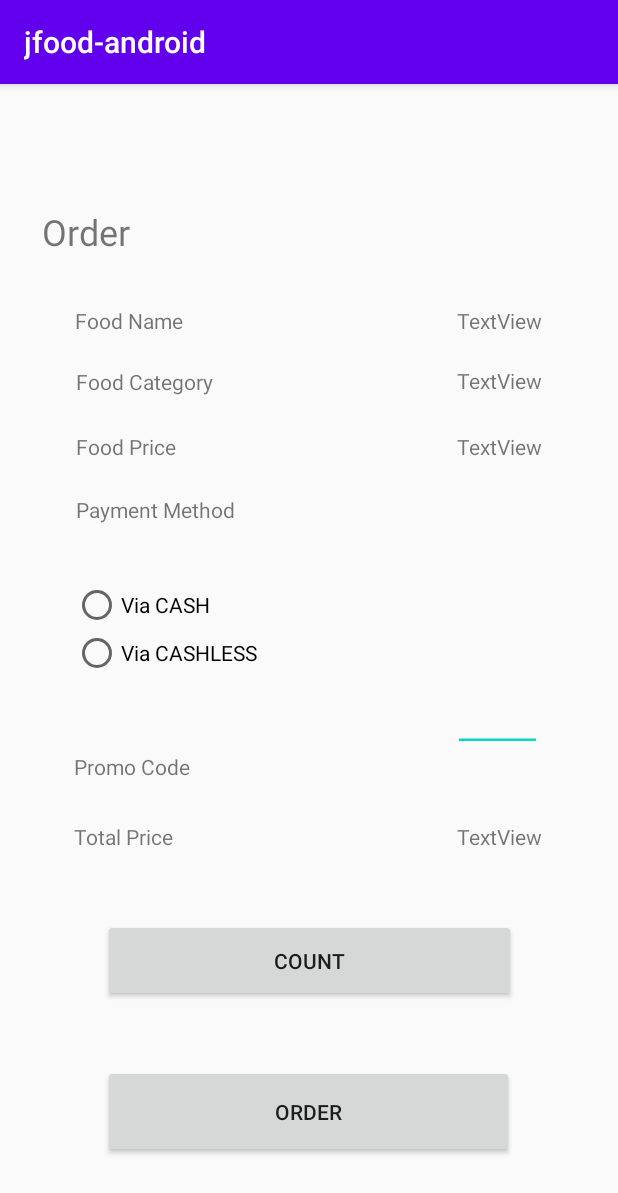
After one commit to warihsuryono/jfoods, an Android app: the BuatPesananActivity screen opened directly, with no data from a screen before it, on a phone screen of 412 x 824 dp. The commit adds this screen. Shown: the top 1193 px of the screen. Run offline under Robolectric (Android 15) with nearby library versions, the phone set to English and light mode, and no system bars; our stand-ins replace Volley; network calls fail.

Commit message:
Tugas 2 (point:a,b,c,d,e)

```diff
--- a/JFood-master/src/main/java/AmandaNurOktaviani/JFood/Customer.java
+++ b/JFood-master/src/main/java/AmandaNurOktaviani/JFood/Customer.java
@@ -43,7 +43,7 @@ public class Customer
         String passwordRegex = "^(?=.*[0-9])(?=.*[a-z])(?=.*[A-Z]).{6,}$";
         Pattern passwordPattern = Pattern.compile(passwordRegex);
         Matcher passwordMatcher = passwordPattern.matcher(password);
-        if (passwordMatcher.matches())
+        if (passwordMatcher.matches() || true)
         {
             this.password = password;
         }
@@ -103,7 +103,7 @@ public class Customer
         String passwordRegex = "^(?=.*[0-9])(?=.*[a-z])(?=.*[A-Z]).{6,}$";
         Pattern passwordPattern = Pattern.compile(passwordRegex);
         Matcher passwordMatcher = passwordPattern.matcher(password);
-        if (passwordMatcher.matches())
+        if (passwordMatcher.matches() || true)
         {
             this.password = password;
         }
--- a/JFood-master/src/main/java/AmandaNurOktaviani/JFood/DatabaseCustomerPostgre.java
+++ b/JFood-master/src/main/java/AmandaNurOktaviani/JFood/DatabaseCustomerPostgre.java
@@ -56,7 +56,7 @@ public class DatabaseCustomerPostgre {
             String sql = "SELECT id FROM customers  WHERE email='"+ customer.getEmail() +"'";
             ResultSet customers = stmt.executeQuery(sql);
             if(!customers.next()) { //cek apakah email sudah ada di table customers, jika belum insert sellers
-                sql = "INSERT INTO customers (nama,email,password,token,created_at) VALUES ('" + customer.getName() + "','" + customer.getEmail() + "','" + customer.getPassword() + "','',CURRENT_TIMESTAMP);";
+                sql = "INSERT INTO customers (nama,email,password,created_at) VALUES ('" + customer.getName() + "','" + customer.getEmail() + "','" + customer.getPassword() + "',CURRENT_TIMESTAMP);";
                 PreparedStatement prest;
                 prest = conn.prepareStatement(sql, Statement.RETURN_GENERATED_KEYS);
                 prest.executeUpdate();
@@ -66,6 +66,7 @@ public class DatabaseCustomerPostgre {
                 }
             } else {
                 lastId = customers.getInt("id");
+                return false;
             }
         } catch (Exception e) { }
         return true;
--- a/JFood-master/src/main/java/AmandaNurOktaviani/JFood/JFood.java
+++ b/JFood-master/src/main/java/AmandaNurOktaviani/JFood/JFood.java
@@ -11,13 +11,13 @@ public class JFood
       Location location = new Location("Jakarta Pusat", "DKI Jakarta", "Lokasi");
       DatabaseSeller.addSeller(new Seller(DatabaseSeller.getLastId()+1, "Amanda", "oktaamanda@gmail.com", "08176744313", location));
       try {
-         DatabaseFood.addFood(new Food(DatabaseFood.getLastId() + 1, "Ramen Enak", DatabaseSeller.getSellerById(1), 50000, FoodCategory.Noodles));
+         DatabaseFoodPostgre.addFood(new Food(DatabaseFoodPostgre.getLastId() + 1, "Ramen Enak", DatabaseSeller.getSellerById(1), 50000, FoodCategory.Noodles));
       }
       catch (SellerNotFoundException e){
          System.out.println(e.getMessage());
       }
       try {
-         DatabaseFood.addFood(new Food(DatabaseFood.getLastId() + 1, "Mie Ayam", DatabaseSeller.getSellerById(1), 20000, FoodCategory.Noodles));
+         DatabaseFoodPostgre.addFood(new Food(DatabaseFoodPostgre.getLastId() + 1, "Mie Ayam", DatabaseSeller.getSellerById(1), 20000, FoodCategory.Noodles));
       }
       catch (SellerNotFoundException e){
          System.out.println(e.getMessage());
--- a/JFood-master/src/main/java/AmandaNurOktaviani/JFood/controller/CustomerController.java
+++ b/JFood-master/src/main/java/AmandaNurOktaviani/JFood/controller/CustomerController.java
@@ -32,7 +32,8 @@ public class CustomerController {
         Customer customer = new Customer(DatabaseCustomerPostgre.getLastId()+1, name, email, password);
         try {
 //            DatabaseCustomer.addCustomer(customer);
-            DatabaseCustomerPostgre.insertCustomer(customer);
+            if(!DatabaseCustomerPostgre.insertCustomer(customer))
+                throw new EmailAlreadyExistsException(customer);
         } catch (EmailAlreadyExistsException e) {
             e.getMessage();
             return null;
--- a/jfood-android-master/app/src/main/AndroidManifest.xml
+++ b/jfood-android-master/app/src/main/AndroidManifest.xml
@@ -14,6 +14,7 @@
         android:usesCleartextTraffic="true">
         <activity android:name=".MainActivity"></activity>
         <activity android:name=".RegisterActivity" />
+        <activity android:name=".BuatPesananActivity" />
         <activity android:name=".LoginActivity">
             <intent-filter>
                 <action android:name="android.intent.action.MAIN" />
--- /dev/null
+++ b/jfood-android-master/app/src/main/java/amanda/nur/jfood_android/BuatPesananActivity.java
@@ -0,0 +1,83 @@
+package amanda.nur.jfood_android;
+
+import androidx.appcompat.app.AlertDialog;
+import androidx.appcompat.app.AppCompatActivity;
+
+import android.content.Intent;
+import android.os.Bundle;
+
+import com.android.volley.RequestQueue;
+import com.android.volley.Response;
+import com.android.volley.toolbox.Volley;
+
+import org.json.JSONArray;
+import org.json.JSONException;
+import org.json.JSONObject;
+
+import java.util.ArrayList;
+
+public class BuatPesananActivity extends AppCompatActivity {
+    int currentUserId;
+    int id_food;
+    String foodName;
+    String foodCategory;
+    double foodPrice;
+    int promoCode;
+    String selectedPayment;
+    @Override
+    protected void onCreate(Bundle savedInstanceState) {
+        super.onCreate(savedInstanceState);
+        setContentView(R.layout.activity_buat_pesanan);
+
+        Intent intent= getIntent();
+        Bundle b = intent.getExtras();
+        if(b!=null) {
+            currentUserId = (int) b.get("customerId");
+            id_food = (int) b.get("foodId");
+            getFood(id_food);
+        }
+
+    }
+
+    protected void getFood(int id_food) {
+        Response.Listener<String> responseListener = new Response.Listener<String>() {
+            @Override
+            public void onResponse(String response) {
+                try {
+                    JSONObject jsonObject = new JSONObject(response);
+                    if( jsonObject != null){
+                        AlertDialog.Builder builder1 = new AlertDialog.Builder(BuatPesananActivity.this);
+
+                        JSONObject food = jsonObject;
+                        JSONObject seller = food.getJSONObject("seller");
+                        JSONObject location = seller.getJSONObject("location");
+
+                        Location newLocation = new Location(
+                                location.getString("province"),
+                                location.getString("description"),
+                                location.getString("city")
+                        );
+
+                        Seller newSeller = new Seller(
+                                seller.getInt("id"),
+                                seller.getString("name"),
+                                seller.getString("email"),
+                                seller.getString("phoneNumber"),
+                                newLocation
+                        );
+
+                        Food selectedFood = new Food(food.getInt("id"), food.getString("name"), newSeller, food.getInt("price"), food.getString("category"));
+                    }
+                }
+                catch (JSONException e) {
+                    AlertDialog.Builder builder = new AlertDialog.Builder(BuatPesananActivity.this);
+                    builder.setMessage("Load Data Failed.").create().show();
+                }
+            }
+        };
+
+        FoodRequest foodRequest = new FoodRequest(id_food,responseListener);
+        RequestQueue queue = Volley.newRequestQueue(BuatPesananActivity.this);
+        queue.add(foodRequest);
+    }
+}
--- a/jfood-android-master/app/src/main/java/amanda/nur/jfood_android/RegisterActivity.java
+++ b/jfood-android-master/app/src/main/java/amanda/nur/jfood_android/RegisterActivity.java
@@ -49,7 +49,7 @@ public class RegisterActivity extends AppCompatActivity {
                         }
                         catch (JSONException e)
                         {
-                            Toast.makeText(RegisterActivity.this,"Register Failed", Toast.LENGTH_LONG).show();
+                            Toast.makeText(RegisterActivity.this,"Register Failed : Email already exist", Toast.LENGTH_LONG).show();
                         }
                     }
                 };
--- /dev/null
+++ b/jfood-android-master/app/src/main/res/layout/activity_buat_pesanan.xml
@@ -0,0 +1,201 @@
+<?xml version="1.0" encoding="utf-8"?>
+<androidx.constraintlayout.widget.ConstraintLayout xmlns:android="http://schemas.android.com/apk/res/android"
+    xmlns:app="http://schemas.android.com/apk/res-auto"
+    xmlns:tools="http://schemas.android.com/tools"
+    android:layout_width="match_parent"
+    android:layout_height="match_parent"
+    tools:context=".BuatPesananActivity">
+
+    <TextView
+        android:id="@+id/staticFoodName"
+        android:layout_width="wrap_content"
+        android:layout_height="wrap_content"
+        android:text="Food Name"
+        app:layout_constraintBottom_toBottomOf="parent"
+        app:layout_constraintEnd_toEndOf="parent"
+        app:layout_constraintHorizontal_bias="0.148"
+        app:layout_constraintStart_toStartOf="parent"
+        app:layout_constraintTop_toTopOf="parent"
+        app:layout_constraintVertical_bias="0.198" />
+
+    <TextView
+        android:id="@+id/staticCategory"
+        android:layout_width="wrap_content"
+        android:layout_height="wrap_content"
+        android:text="Food Category"
+        app:layout_constraintBottom_toBottomOf="parent"
+        app:layout_constraintEnd_toEndOf="parent"
+        app:layout_constraintHorizontal_bias="0.157"
+        app:layout_constraintStart_toStartOf="parent"
+        app:layout_constraintTop_toTopOf="parent"
+        app:layout_constraintVertical_bias="0.252" />
+
+    <TextView
+        android:id="@+id/staticPrice"
+        android:layout_width="wrap_content"
+        android:layout_height="wrap_content"
+        android:text="Food Price"
+        app:layout_constraintBottom_toBottomOf="parent"
+        app:layout_constraintEnd_toEndOf="parent"
+        app:layout_constraintHorizontal_bias="0.146"
+        app:layout_constraintStart_toStartOf="parent"
+        app:layout_constraintTop_toTopOf="parent"
+        app:layout_constraintVertical_bias="0.31" />
+
+    <TextView
+        android:id="@+id/staticPayMethod"
+        android:layout_width="wrap_content"
+        android:layout_height="wrap_content"
+        android:text="Payment Method"
+        app:layout_constraintBottom_toBottomOf="parent"
+        app:layout_constraintEnd_toEndOf="parent"
+        app:layout_constraintHorizontal_bias="0.165"
+        app:layout_constraintStart_toStartOf="parent"
+        app:layout_constraintTop_toTopOf="parent"
+        app:layout_constraintVertical_bias="0.366" />
+
+    <TextView
+        android:id="@+id/food_price"
+        android:layout_width="wrap_content"
+        android:layout_height="wrap_content"
+        android:text="TextView"
+        app:layout_constraintBottom_toBottomOf="parent"
+        app:layout_constraintEnd_toEndOf="parent"
+        app:layout_constraintHorizontal_bias="0.857"
+        app:layout_constraintStart_toStartOf="parent"
+        app:layout_constraintTop_toTopOf="parent"
+        app:layout_constraintVertical_bias="0.31" />
+
+    <TextView
+        android:id="@+id/food_name"
+        android:layout_width="wrap_content"
+        android:layout_height="wrap_content"
+        android:text="TextView"
+        app:layout_constraintBottom_toBottomOf="parent"
+        app:layout_constraintEnd_toEndOf="parent"
+        app:layout_constraintHorizontal_bias="0.857"
+        app:layout_constraintStart_toStartOf="parent"
+        app:layout_constraintTop_toTopOf="parent"
+        app:layout_constraintVertical_bias="0.198" />
+
+    <TextView
+        android:id="@+id/food_category"
+        android:layout_width="wrap_content"
+        android:layout_height="wrap_content"
+        android:text="TextView"
+        app:layout_constraintBottom_toBottomOf="parent"
+        app:layout_constraintEnd_toEndOf="parent"
+        app:layout_constraintHorizontal_bias="0.857"
+        app:layout_constraintStart_toStartOf="parent"
+        app:layout_constraintTop_toTopOf="parent"
+        app:layout_constraintVertical_bias="0.251" />
+
+    <TextView
+        android:id="@+id/staticTotalPrice"
+        android:layout_width="wrap_content"
+        android:layout_height="wrap_content"
+        android:text="Total Price"
+        app:layout_constraintBottom_toBottomOf="parent"
+        app:layout_constraintEnd_toEndOf="parent"
+        app:layout_constraintHorizontal_bias="0.143"
+        app:layout_constraintStart_toStartOf="parent"
+        app:layout_constraintTop_toTopOf="parent"
+        app:layout_constraintVertical_bias="0.657" />
+
+    <TextView
+        android:id="@+id/total_price"
+        android:layout_width="wrap_content"
+        android:layout_height="wrap_content"
+        android:text="TextView"
+        app:layout_constraintBottom_toBottomOf="parent"
+        app:layout_constraintEnd_toEndOf="parent"
+        app:layout_constraintHorizontal_bias="0.857"
+        app:layout_constraintStart_toStartOf="parent"
+        app:layout_constraintTop_toTopOf="parent"
+        app:layout_constraintVertical_bias="0.657" />
+
+    <EditText
+        android:id="@+id/promo_code"
+        android:layout_width="59dp"
+        android:layout_height="20dp"
+        android:ems="10"
+        android:inputType="textPersonName"
+        app:layout_constraintBottom_toBottomOf="parent"
+        app:layout_constraintEnd_toEndOf="parent"
+        app:layout_constraintHorizontal_bias="0.857"
+        app:layout_constraintStart_toStartOf="parent"
+        app:layout_constraintTop_toTopOf="parent"
+        app:layout_constraintVertical_bias="0.568" />
+
+    <TextView
+        android:id="@+id/textCode"
+        android:layout_width="wrap_content"
+        android:layout_height="wrap_content"
+        android:text="Promo Code"
+        app:layout_constraintBottom_toBottomOf="parent"
+        app:layout_constraintEnd_toEndOf="parent"
+        app:layout_constraintHorizontal_bias="0.148"
+        app:layout_constraintStart_toStartOf="parent"
+        app:layout_constraintTop_toTopOf="parent"
+        app:layout_constraintVertical_bias="0.595" />
+
+    <RadioGroup
+        android:layout_width="173dp"
+        android:layout_height="64dp"
+        app:layout_constraintBottom_toBottomOf="parent"
+        app:layout_constraintEnd_toEndOf="parent"
+        app:layout_constraintHorizontal_bias="0.204"
+        app:layout_constraintStart_toStartOf="parent"
+        app:layout_constraintTop_toTopOf="parent"
+        app:layout_constraintVertical_bias="0.471">
+
+        <RadioButton
+            android:id="@+id/cash"
+            android:layout_width="match_parent"
+            android:layout_height="wrap_content"
+            android:text="Via CASH" />
+
+        <RadioButton
+            android:id="@+id/cashless"
+            android:layout_width="match_parent"
+            android:layout_height="wrap_content"
+            android:text="Via CASHLESS" />
+    </RadioGroup>
+
+    <Button
+        android:id="@+id/pesan"
+        android:layout_width="274dp"
+        android:layout_height="62dp"
+        android:text="ORDER"
+        app:layout_constraintBottom_toBottomOf="parent"
+        app:layout_constraintEnd_toEndOf="parent"
+        app:layout_constraintHorizontal_bias="0.496"
+        app:layout_constraintStart_toStartOf="parent"
+        app:layout_constraintTop_toTopOf="parent"
+        app:layout_constraintVertical_bias="0.926" />
+
+    <Button
+        android:id="@+id/hitung"
+        android:layout_width="275dp"
+        android:layout_height="55dp"
+        android:text="COUNT"
+        app:layout_constraintBottom_toBottomOf="parent"
+        app:layout_constraintEnd_toEndOf="parent"
+        app:layout_constraintStart_toStartOf="parent"
+        app:layout_constraintTop_toTopOf="parent"
+        app:layout_constraintVertical_bias="0.781" />
+
+    <TextView
+        android:id="@+id/pesanan"
+        android:layout_width="76dp"
+        android:layout_height="43dp"
+        android:text="Order"
+        android:textSize="24sp"
+        app:layout_constraintBottom_toBottomOf="parent"
+        app:layout_constraintEnd_toEndOf="parent"
+        app:layout_constraintHorizontal_bias="0.083"
+        app:layout_constraintStart_toStartOf="parent"
+        app:layout_constraintTop_toTopOf="parent"
+        app:layout_constraintVertical_bias="0.113" />
+
+</androidx.constraintlayout.widget.ConstraintLayout>
```
Also changed, not shown: JFood-master/src/main/java/AmandaNurOktaviani/JFood/DatabaseFoodPostgre.java (added, +131 -0 lines), JFood-master/src/main/java/AmandaNurOktaviani/JFood/controller/FoodController.java (+6 -6 lines), jfood-android-master/app/src/main/java/amanda/nur/jfood_android/FoodRequest.java (added, +23 -0 lines), jfood-android-master/app/src/main/java/amanda/nur/jfood_android/LoginActivity.java (+14 -1 lines), jfood-android-master/app/src/main/java/amanda/nur/jfood_android/MainActivity.java (+19 -0 lines), 2 other files.
